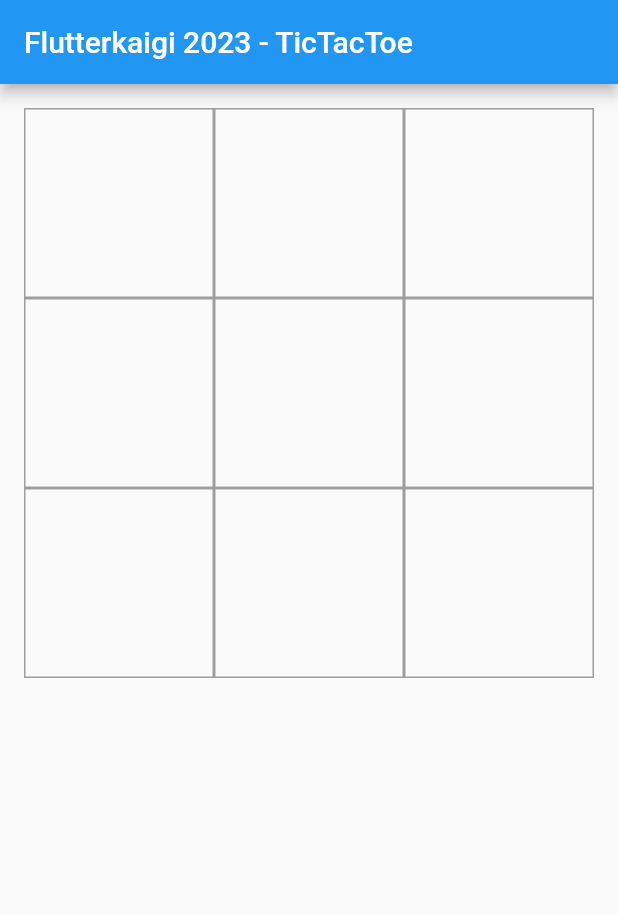
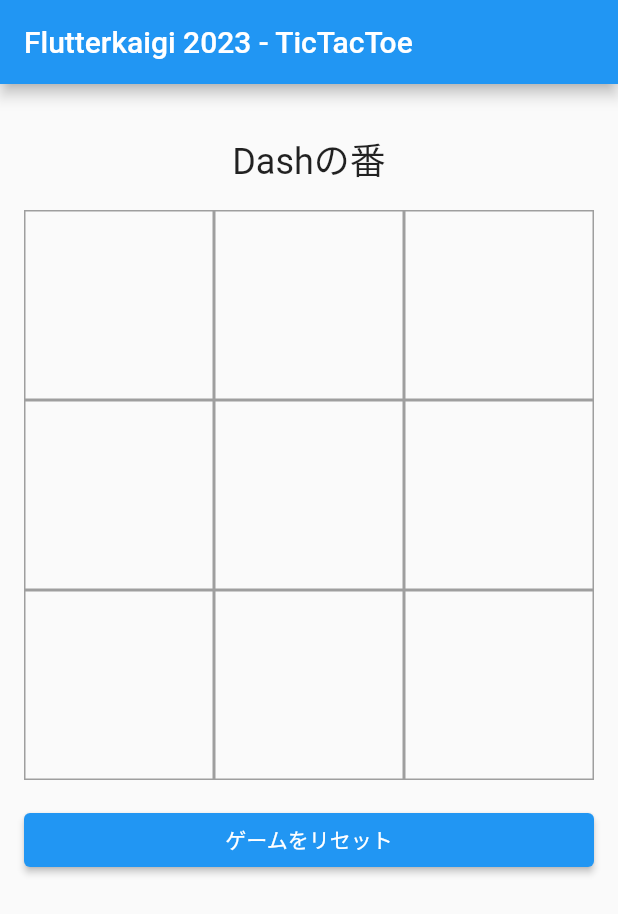
Before and after one commit to zakihaya/tic_tac_toe_handson, a Flutter app: the screen it shows after launch, on a phone screen of 412 x 824 dp. Shown: the top 914 px of the screen. Run offline on Flutter 3.47's test engine with Material 2 defaults, Android fonts, the phone set to English and light mode, and no system bars.

Commit message:
インタラクション操作を実装

```diff
--- a/lib/view/board.dart
+++ b/lib/view/board.dart
@@ -19,6 +19,15 @@
       padding: const EdgeInsets.all(16),
       child: Column(
         children: [
+          // メッセージを表示
+          Padding(
+            padding: const EdgeInsets.all(16),
+            child: Text(
+              _statusMessage(_ticTacToe),
+              style: Theme.of(context).textTheme.headlineSmall,
+            ),
+          ),
+          // 盤面
           GridView.builder(
             shrinkWrap: true,
             gridDelegate: const SliverGridDelegateWithFixedCrossAxisCount(
@@ -53,9 +62,36 @@
                 ),
               );
             },
+          ),
+          const SizedBox(height: 16),
+          // リセットボタン
+          SizedBox(
+            width: double.infinity,
+            child: ElevatedButton(
+              onPressed: () {
+                setState(() {
+                  _ticTacToe = _ticTacToe.resetBoard();
+                });
+              },
+              child: const Text("ゲームをリセット"),
+            ),
           )
         ],
       ),
     );
   }
+
+  /// 今回の指し手や、勝利か引き分けかのメッセージを作成
+  String _statusMessage(TicTacToe ticTacToe) {
+    final winner = ticTacToe.getWinner();
+    final isDraw = ticTacToe.isDraw();
+
+    if (winner.isNotEmpty) {
+      return "$winnerの勝ち";
+    } else if (isDraw) {
+      return "引き分けです";
+    } else {
+      return "${ticTacToe.currentPlayer}の番";
+    }
+  }
 }
```
